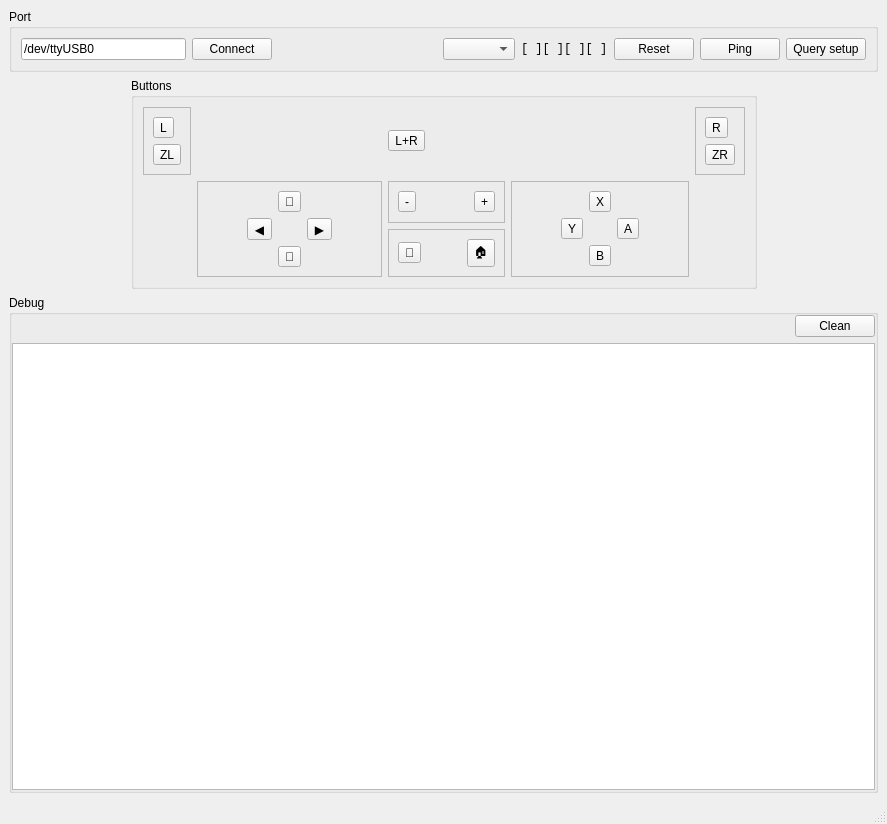
The window that nxusb_main.ui (Wohlstand/NXUSB-UART-Client) describes before a commit, drawn with Qt 5.
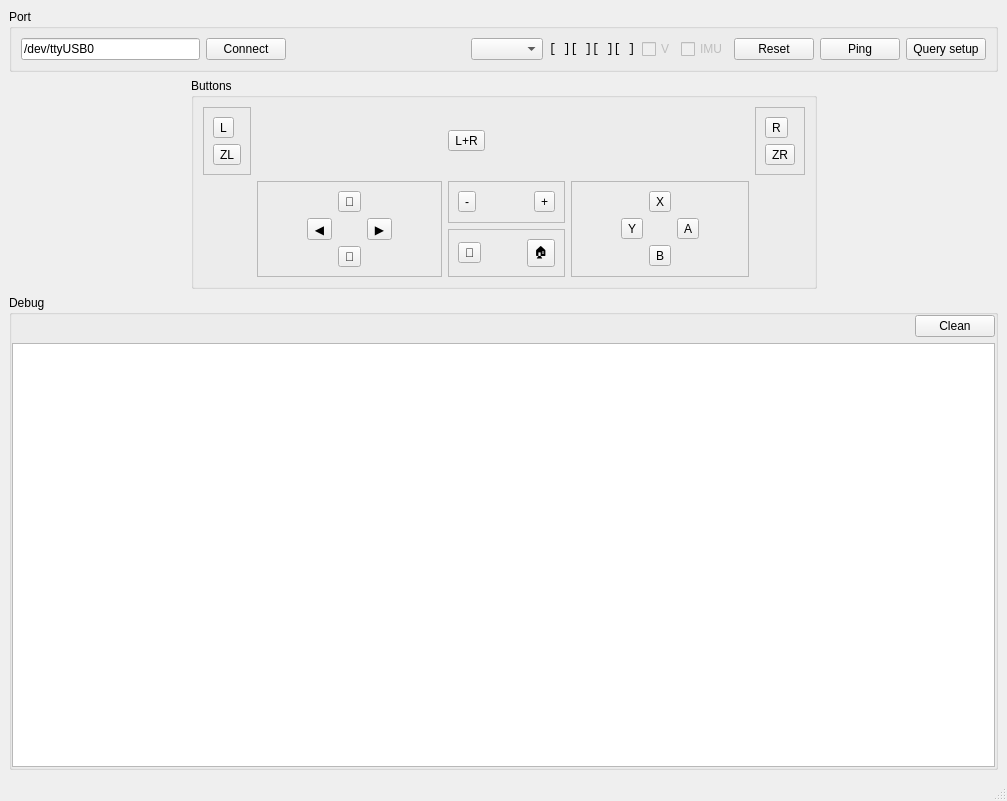
The same window after the commit.

Diff of the .ui file:
```diff
--- a/nxusb_main.ui
+++ b/nxusb_main.ui
@@ -6,8 +6,8 @@
    <rect>
     <x>0</x>
     <y>0</y>
-    <width>887</width>
-    <height>824</height>
+    <width>1007</width>
+    <height>801</height>
    </rect>
   </property>
   <property name="windowTitle">
@@ -20,7 +20,7 @@
       <property name="title">
        <string>Port</string>
       </property>
-      <layout class="QHBoxLayout" name="horizontalLayout" stretch="0,0,0,0,0,0,0,0">
+      <layout class="QHBoxLayout" name="horizontalLayout" stretch="0,0,0,0,0,0,0,0,0,0">
        <item>
         <widget class="QLineEdit" name="serialPort">
          <property name="text">
@@ -63,6 +63,26 @@
          </property>
         </widget>
        </item>
+       <item>
+        <widget class="QCheckBox" name="stateVibro">
+         <property name="enabled">
+          <bool>false</bool>
+         </property>
+         <property name="text">
+          <string>V</string>
+         </property>
+        </widget>
+       </item>
+       <item>
+        <widget class="QCheckBox" name="stateIMU">
+         <property name="enabled">
+          <bool>false</bool>
+         </property>
+         <property name="text">
+          <string>IMU</string>
+         </property>
+        </widget>
+       </item>
        <item>
         <widget class="QPushButton" name="cmdReset">
          <property name="text">
```
Left out of the diff: 2 changed lines with no effect on the pictures.
